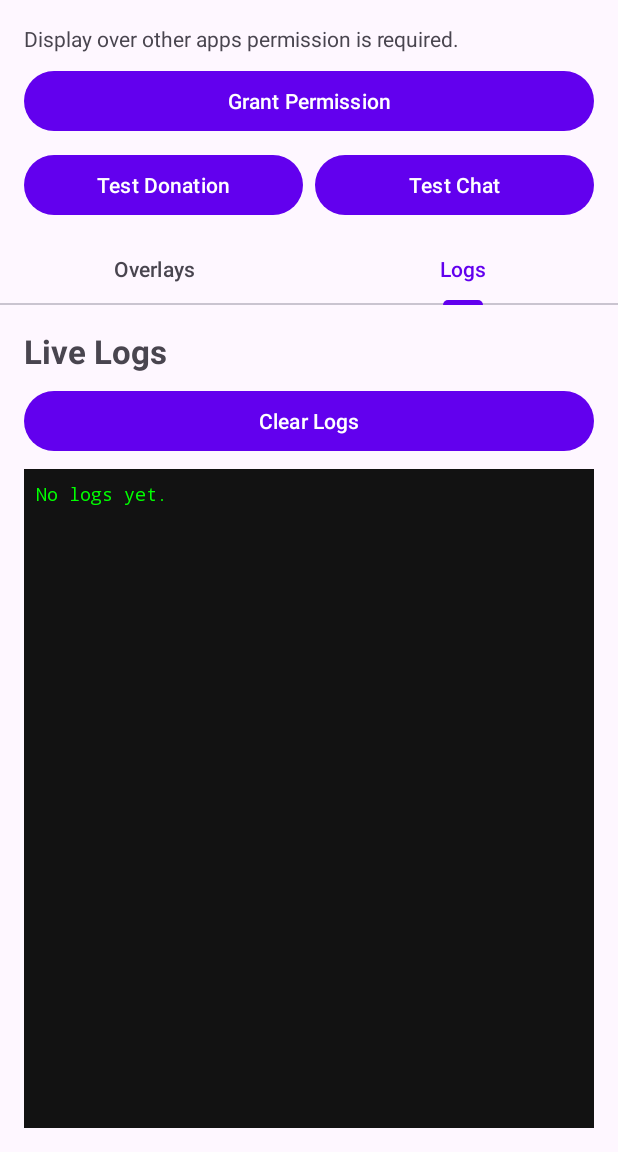
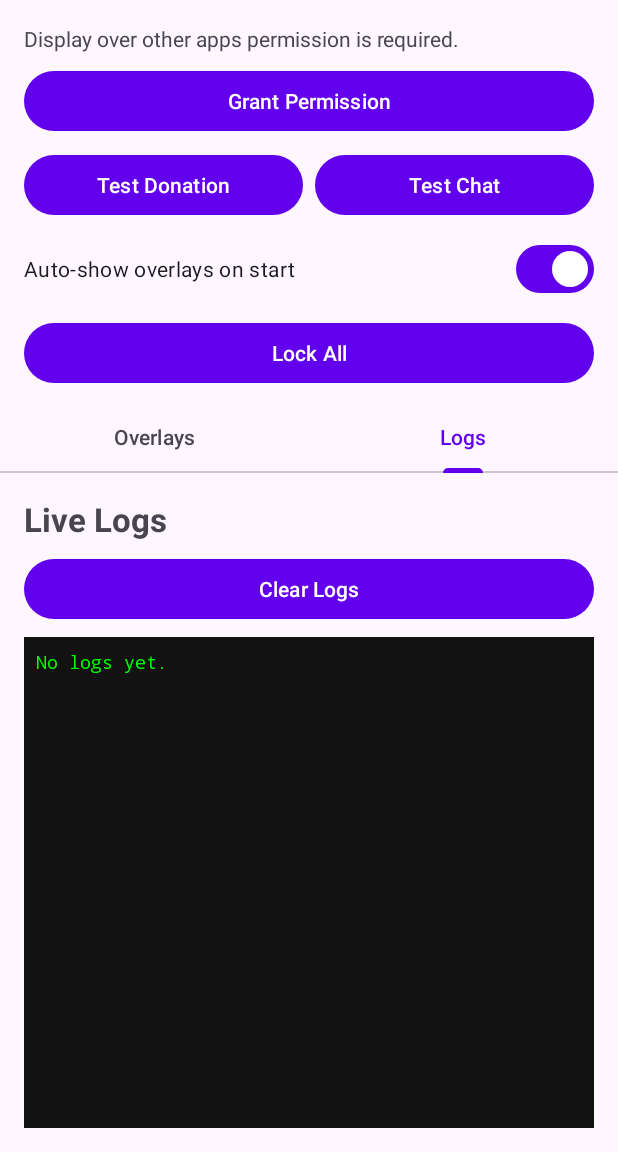
Before and after one commit to syazarilasyraf/float-app, an Android app: the screen it shows after launch (MainActivity), tab 2 chosen, on a phone screen of 412 x 824 dp, the part 84-1236 px from its top. Run offline under Robolectric (Android 15) with nearby library versions, the light colour scheme and no system bars.

Commit message:
Quality-of-life usability and bugfix pass
- Fix opacity: apply to whole overlay container, fix corner-radius pixel conversion
- Smart reload: only recreate WebView when URL changes; update size/position/opacity/
  background/locked/touch-through/resize-handle without reloading page
- Auto-show overlays on service start with preference toggle
- Per-overlay refresh button in overlay list
- Lock All / Unlock All toggle in MainActivity
- Edit dialog validation toast and keep-open on empty name/URL
- WebViewClient keeps redirects inside overlay
- Delete confirmation dialog

```diff
--- a/app/src/main/java/com/floatoverlay/app/MainActivity.kt
+++ b/app/src/main/java/com/floatoverlay/app/MainActivity.kt
@@ -10,6 +10,7 @@ import androidx.activity.result.contract.ActivityResultContracts
 import androidx.appcompat.app.AppCompatActivity
 import androidx.core.content.ContextCompat
 import androidx.viewpager2.widget.ViewPager2
+import com.google.android.material.materialswitch.MaterialSwitch
 import com.google.android.material.tabs.TabLayout
 import com.google.android.material.tabs.TabLayoutMediator
 
@@ -21,8 +22,12 @@ class MainActivity : AppCompatActivity() {
     private lateinit var stopOverlayButton: Button
     private lateinit var testDonationButton: Button
     private lateinit var testChatButton: Button
+    private lateinit var autoShowSwitch: MaterialSwitch
+    private lateinit var lockAllButton: Button
     private lateinit var viewPager: ViewPager2
     private lateinit var tabLayout: TabLayout
+
+    private lateinit var repository: OverlayRepository
 
     private val overlaySettingsLauncher = registerForActivityResult(
         ActivityResultContracts.StartActivityForResult()
@@ -40,8 +45,26 @@ class MainActivity : AppCompatActivity() {
         stopOverlayButton = findViewById(R.id.stopOverlayButton)
         testDonationButton = findViewById(R.id.testDonationButton)
         testChatButton = findViewById(R.id.testChatButton)
+        autoShowSwitch = findViewById(R.id.autoShowSwitch)
+        lockAllButton = findViewById(R.id.lockAllButton)
         viewPager = findViewById(R.id.viewPager)
         tabLayout = findViewById(R.id.tabLayout)
+
+        repository = OverlayRepository(this)
+        autoShowSwitch.isChecked = repository.isAutoShowEnabled()
+        autoShowSwitch.setOnCheckedChangeListener { _, isChecked ->
+            repository.setAutoShowEnabled(isChecked)
+        }
+
+        updateLockAllButton()
+        lockAllButton.setOnClickListener {
+            val lock = !repository.areAllLocked()
+            repository.setAllLocked(lock)
+            repository.getOverlays().forEach { overlay ->
+                FloatOverlayService.reloadOverlays(this, overlay.id)
+            }
+            updateLockAllButton()
+        }
 
         grantPermissionButton.setOnClickListener {
             requestOverlayPermission()
@@ -86,6 +109,12 @@ class MainActivity : AppCompatActivity() {
     override fun onResume() {
         super.onResume()
         updatePermissionState()
+        updateLockAllButton()
+    }
+
+    private fun updateLockAllButton() {
+        val allLocked = repository.areAllLocked()
+        lockAllButton.text = if (allLocked) "Unlock All" else "Lock All"
     }
 
     private fun updatePermissionState() {
--- a/app/src/main/java/com/floatoverlay/app/OverlayRepository.kt
+++ b/app/src/main/java/com/floatoverlay/app/OverlayRepository.kt
@@ -63,9 +63,28 @@ class OverlayRepository(context: Context) {
         return prefs.getString(KEY_COUNTER_STATE, "") ?: ""
     }
 
+    fun isAutoShowEnabled(): Boolean {
+        return prefs.getBoolean(KEY_AUTO_SHOW, true)
+    }
+
+    fun setAutoShowEnabled(enabled: Boolean) {
+        prefs.edit().putBoolean(KEY_AUTO_SHOW, enabled).apply()
+    }
+
+    fun setAllLocked(locked: Boolean) {
+        val overlays = getOverlays().map { it.copy(locked = locked) }
+        saveOverlays(overlays)
+    }
+
+    fun areAllLocked(): Boolean {
+        val overlays = getOverlays()
+        return overlays.isNotEmpty() && overlays.all { it.locked }
+    }
+
     companion object {
         private const val PREFS_NAME = "FloatOverlayPrefs"
         private const val KEY_OVERLAYS = "overlays"
         private const val KEY_COUNTER_STATE = "counter_state"
+        private const val KEY_AUTO_SHOW = "auto_show_overlays"
     }
 }
--- a/app/src/main/java/com/floatoverlay/app/ui/overlay/OverlayAdapter.kt
+++ b/app/src/main/java/com/floatoverlay/app/ui/overlay/OverlayAdapter.kt
@@ -19,12 +19,14 @@ class OverlayAdapter(
         fun onToggle(overlay: OverlayConfig, enabled: Boolean)
         fun onEdit(overlay: OverlayConfig)
         fun onDelete(overlay: OverlayConfig)
+        fun onRefresh(overlay: OverlayConfig)
     }
 
     inner class ViewHolder(itemView: View) : RecyclerView.ViewHolder(itemView) {
         val name: TextView = itemView.findViewById(R.id.overlayName)
         val url: TextView = itemView.findViewById(R.id.overlayUrl)
         val enabled: Switch = itemView.findViewById(R.id.overlayEnabled)
+        val refreshButton: ImageButton = itemView.findViewById(R.id.refreshOverlayButton)
         val editButton: ImageButton = itemView.findViewById(R.id.editOverlayButton)
         val deleteButton: ImageButton = itemView.findViewById(R.id.deleteOverlayButton)
     }
@@ -45,6 +47,10 @@ class OverlayAdapter(
             listener.onToggle(overlay, isChecked)
         }
 
+        holder.refreshButton.setOnClickListener {
+            listener.onRefresh(overlay)
+        }
+
         holder.editButton.setOnClickListener {
             listener.onEdit(overlay)
         }
--- a/app/src/main/res/layout/activity_main.xml
+++ b/app/src/main/res/layout/activity_main.xml
@@ -77,6 +77,23 @@
 
     </LinearLayout>
 
+    <com.google.android.material.materialswitch.MaterialSwitch
+        android:id="@+id/autoShowSwitch"
+        android:layout_width="match_parent"
+        android:layout_height="wrap_content"
+        android:layout_marginHorizontal="16dp"
+        android:layout_marginBottom="8dp"
+        android:checked="true"
+        android:text="Auto-show overlays on start" />
+
+    <Button
+        android:id="@+id/lockAllButton"
+        android:layout_width="match_parent"
+        android:layout_height="wrap_content"
+        android:layout_marginHorizontal="16dp"
+        android:layout_marginBottom="8dp"
+        android:text="Lock All" />
+
     <com.google.android.material.tabs.TabLayout
         android:id="@+id/tabLayout"
         android:layout_width="match_parent"
```
Also changed, not shown: app/src/main/java/com/floatoverlay/app/FloatOverlayService.kt (+190 -64 lines), app/src/main/java/com/floatoverlay/app/OverlayBackgroundDrawable.kt (+3 -8 lines), app/src/main/java/com/floatoverlay/app/ui/overlay/OverlayEditDialog.kt (+15 -5 lines), app/src/main/java/com/floatoverlay/app/ui/overlay/OverlayListFragment.kt (+15 -3 lines), app/src/main/res/layout/item_overlay.xml (+8 -0 lines).
